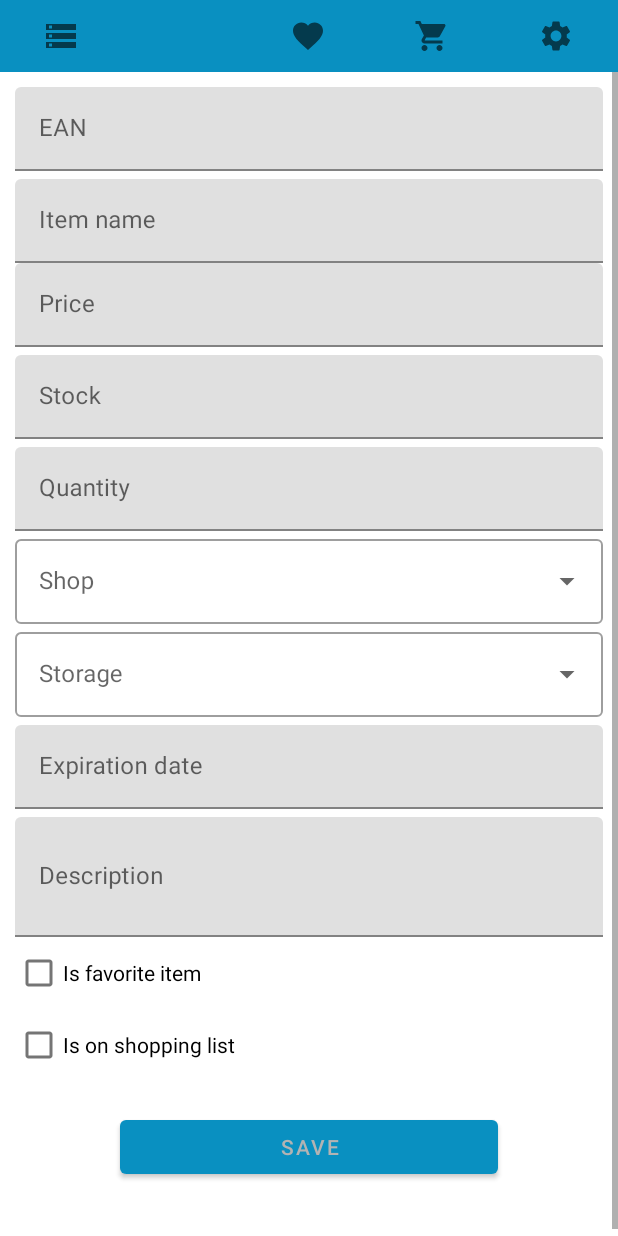
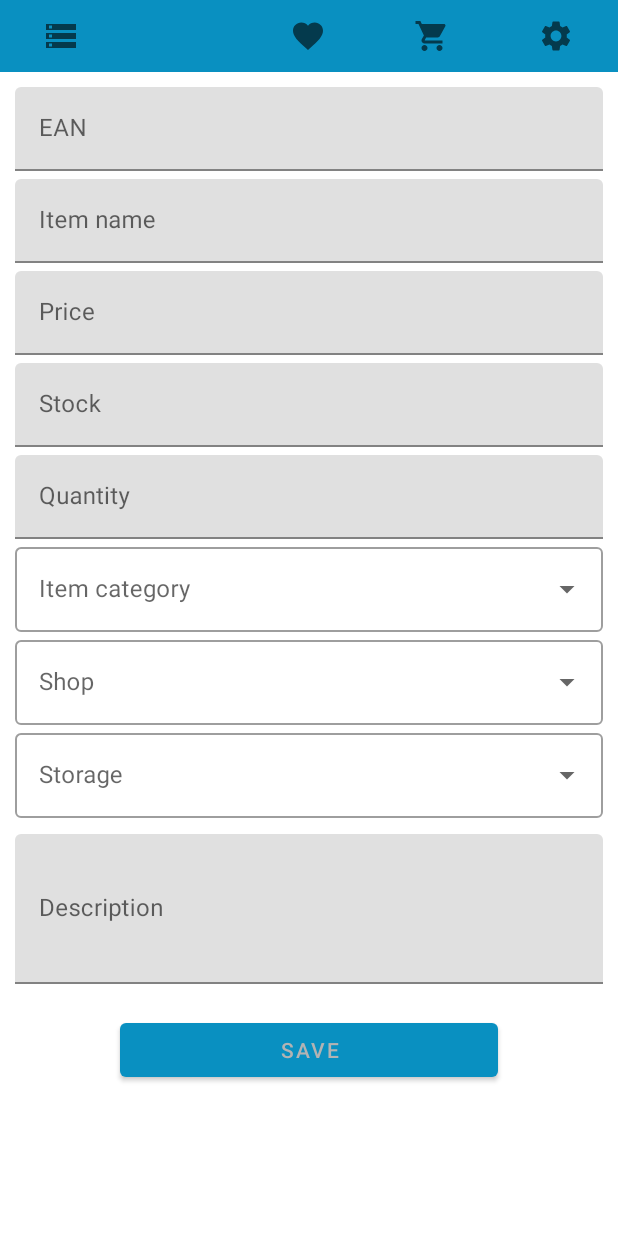
Before and after one commit to GrujicBard/ShoppingAssistant, an Android app: the screen it shows after launch (MainActivity), tab 2 chosen, on a phone screen of 412 x 824 dp. Run offline under Robolectric (Android 15) with nearby library versions, the phone set to English and light mode, and no system bars; our stand-ins replace Room's generated code.

Commit message:
Changed ItemEntity.kt, updated InputFragment.kt, updated ItemDialogFragment.kt, updated recyclerview_item.xml

```diff
--- a/app/src/main/java/com/example/tzva_naloga_1/adapters/ItemListAdapter.kt
+++ b/app/src/main/java/com/example/tzva_naloga_1/adapters/ItemListAdapter.kt
@@ -38,8 +38,9 @@ class ItemListAdapter(val onItemClickListener : OnItemClickListener) :
 
     override fun onBindViewHolder(holder: ItemViewHolder, position: Int) {
         val item = getItem(position)
+        val item_name = item.name+", "+item.quantity
         holder.apply{
-            rv_tv_name.text = item.name
+            rv_tv_name.text = item_name
             rv_tv_stock.text = itemView.resources.getString(R.string.rv_stock, item.stock.toString())
         }
     }
--- a/app/src/main/java/com/example/tzva_naloga_1/database/ItemRoomDatabase.kt
+++ b/app/src/main/java/com/example/tzva_naloga_1/database/ItemRoomDatabase.kt
@@ -10,7 +10,7 @@ import com.example.tzva_naloga_1.database.entities.ItemEntity
 import kotlinx.coroutines.CoroutineScope
 import kotlinx.coroutines.launch
 
-@Database(entities = [ItemEntity::class], version = 7, exportSchema = false)
+@Database(entities = [ItemEntity::class], version = 10, exportSchema = false)
 public abstract class ItemRoomDatabase: RoomDatabase() {
 
     abstract fun itemDao(): ItemDao;
--- a/app/src/main/java/com/example/tzva_naloga_1/database/entities/ItemEntity.kt
+++ b/app/src/main/java/com/example/tzva_naloga_1/database/entities/ItemEntity.kt
@@ -1,5 +1,6 @@
 package com.example.tzva_naloga_1.database.entities
 
+import androidx.room.ColumnInfo
 import androidx.room.Entity
 import androidx.room.PrimaryKey
 import java.time.LocalDateTime
@@ -17,11 +18,10 @@ data class ItemEntity(
     var stock: Int,
     val shop: String,
     val storage: String,
-    val expirationDate: String,
+    val category: String,
     var IsFavoriteItem: Boolean,
     var IsOnShoppingList: Boolean,
-    val description: String,
-    val dateOfStorage: String? = LocalDateTime.now().toString(),
+    val description: String
 )
 
 enum class Storage{
@@ -39,9 +39,25 @@ enum class Shop{
     MERCATOR,
     SPAR,
     LIDL,
+    TUŠ,
     HOFER;
 
     override fun toString(): String {
         return name.lowercase().replaceFirstChar { it.uppercase() }
     }
 }
+
+enum class ItemCategory{
+    MILK_EGGS_AND_DAIRY_PRODUCTS,
+    MEAT_AND_MEAT_PRODUCTS,
+    BREAD_AND_PASTRIES,
+    FROZEN_FOOD,
+    SOFT_DRINKS,
+    ALCOHOL,
+    STEWS_SOUPS_RICE_AND_SAUCES,
+    CLEANING_PRODUCTS;
+
+    override fun toString(): String {
+        return name.lowercase().replaceFirstChar { it.uppercase() }.replace("_"," ")
+    }
+}
--- a/app/src/main/java/com/example/tzva_naloga_1/ui/dialog_fragments/ItemDialogFragment.kt
+++ b/app/src/main/java/com/example/tzva_naloga_1/ui/dialog_fragments/ItemDialogFragment.kt
@@ -48,7 +48,7 @@ class ItemDialogFragment(var item: ItemEntity) : DialogFragment() {
         tv_name_dg.text = item.name
         tv_ean_dg.text = item.EAN
         tv_shop_dg.text = item.shop
-        tv_quantity_dg.text = resources.getString(R.string.dg_quantity, item.quantity)
+        tv_quantity_dg.text = item.quantity
         tv_price_dg.text = resources.getString(R.string.currency, item.price);
         tv_stock_dg.text = item.stock.toString()
         tv_description_dg.text = item.description
--- a/app/src/main/java/com/example/tzva_naloga_1/ui/fragments/InputFragment.kt
+++ b/app/src/main/java/com/example/tzva_naloga_1/ui/fragments/InputFragment.kt
@@ -14,6 +14,7 @@ import com.example.tzva_naloga_1.R
 import com.example.tzva_naloga_1.database.ItemViewModel
 import com.example.tzva_naloga_1.database.ItemViewModelFactory
 import com.example.tzva_naloga_1.database.ItemsApplication
+import com.example.tzva_naloga_1.database.entities.ItemCategory
 import com.example.tzva_naloga_1.database.entities.ItemEntity
 import com.example.tzva_naloga_1.database.entities.Shop
 import com.example.tzva_naloga_1.database.entities.Storage
@@ -41,14 +42,14 @@ class InputFragment : Fragment() {
         val et_EAN: EditText = view.findViewById(R.id.et_EAN)
         val et_item_name: EditText = view.findViewById(R.id.et_item_name)
         val et_description: EditText = view.findViewById(R.id.et_description)
-        val et_expirationDate: EditText = view.findViewById(R.id.et_expirationDate)
         val et_price: EditText = view.findViewById(R.id.et_price)
         val et_stock: EditText = view.findViewById(R.id.et_stock)
         val et_quantity: EditText = view.findViewById(R.id.et_quantity)
-        val cb_isFavoriteItem: CheckBox = view.findViewById(R.id.cb_isFavoriteItem)
-        val cb_isOnShoppingList: CheckBox = view.findViewById(R.id.cb_isOnShoppingList)
+        //val cb_isFavoriteItem: CheckBox = view.findViewById(R.id.cb_isFavoriteItem)
+        //val cb_isOnShoppingList: CheckBox = view.findViewById(R.id.cb_isOnShoppingList)
         val dd_storage: AutoCompleteTextView = view.findViewById(R.id.dd_storage)
         val dd_shop: AutoCompleteTextView = view.findViewById(R.id.dd_shop)
+        val dd_cat: AutoCompleteTextView = view.findViewById(R.id.dd_cat)
 
 
         val success: String = getString(R.string.successfulCreation)
@@ -57,10 +58,12 @@ class InputFragment : Fragment() {
         val btn_save : Button = view.findViewById(R.id.btn_save)
         val imm = requireActivity().getSystemService(Context.INPUT_METHOD_SERVICE) as InputMethodManager
 
+        dd_cat.setAdapter(ArrayAdapter(requireContext(), R.layout.dropdown_item, ItemCategory.values()))
         dd_storage.setAdapter(ArrayAdapter(requireContext(), R.layout.dropdown_item, Storage.values()))
         dd_shop.setAdapter(ArrayAdapter(requireContext(), R.layout.dropdown_item, Shop.values()))
 
-        builder.setTitleText(resources.getString(R.string.calendar))
+        //Working datepicker
+/*        builder.setTitleText(resources.getString(R.string.calendar))
         et_expirationDate.setOnClickListener{
             picker.show(parentFragmentManager, picker.toString())
             imm.hideSoftInputFromWindow(et_expirationDate.windowToken, 0)
@@ -79,10 +82,9 @@ class InputFragment : Fragment() {
         picker.addOnPositiveButtonClickListener {
             et_expirationDate.setText(picker.headerText)
             cb_isFavoriteItem.requestFocus()
-        }
+        }*/
 
         btn_save.setOnClickListener{
-            //val dialog = ItemDialogFragment()
             val item = ItemEntity(
                 0,
                 et_EAN.text.toString(),
@@ -92,10 +94,10 @@ class InputFragment : Fragment() {
                 et_stock.text.toString().toInt(),
                 dd_shop.text.toString(),
                 dd_storage.text.toString(),
-                et_expirationDate.text.toString(),
-                cb_isFavoriteItem.isChecked.toString().toBoolean(),
-                cb_isOnShoppingList.isChecked.toString().toBoolean(),
-                et_description.text.toString()
+                dd_cat.text.toString(),
+                IsFavoriteItem = false,
+                IsOnShoppingList = false,
+                description = et_description.text.toString()
             )
 
             if (et_EAN.text != null &&
@@ -109,7 +111,6 @@ class InputFragment : Fragment() {
                 toast.setGravity(Gravity.BOTTOM,0, 300);
                 toast.show()
             }
-            //dialog.show(parentFragmentManager, "summaryDialog")
         }
         return view;
     }
--- a/app/src/main/res/layout/fragment_input.xml
+++ b/app/src/main/res/layout/fragment_input.xml
@@ -54,7 +54,8 @@
         <com.google.android.material.textfield.TextInputLayout
             android:id="@+id/il_price"
             android:layout_width="match_parent"
-            android:layout_height="match_parent">
+            android:layout_height="match_parent"
+            android:layout_marginTop="5dp">
 
             <EditText
                 android:id="@+id/et_price"
@@ -105,6 +106,20 @@
             style="@style/Widget.MaterialComponents.TextInputLayout.OutlinedBox.ExposedDropdownMenu"
             android:layout_width="match_parent"
             android:layout_height="wrap_content"
+            android:hint="@string/category">
+
+            <AutoCompleteTextView
+                android:id="@+id/dd_cat"
+                android:layout_width="match_parent"
+                android:layout_height="match_parent"
+                android:layout_weight="1"
+                android:inputType="none" />
+        </com.google.android.material.textfield.TextInputLayout>
+
+        <com.google.android.material.textfield.TextInputLayout
+            style="@style/Widget.MaterialComponents.TextInputLayout.OutlinedBox.ExposedDropdownMenu"
+            android:layout_width="match_parent"
+            android:layout_height="wrap_content"
             android:hint="@string/shop">
 
             <AutoCompleteTextView
@@ -133,18 +148,7 @@
             android:id="@+id/li_expirationDate"
             android:layout_width="match_parent"
             android:layout_height="match_parent"
-            android:layout_marginTop="5dp">
-
-            <EditText
-                android:id="@+id/et_expirationDate"
-                android:layout_width="match_parent"
-                android:layout_height="wrap_content"
-                android:autofillHints=""
-                android:hint="@string/expirationDate"
-                android:inputType="date|datetime|text"
-                android:singleLine="true"
-                tools:ignore="SpeakableTextPresentCheck" />
-        </com.google.android.material.textfield.TextInputLayout>
+            android:layout_marginTop="5dp"/>
 
         <com.google.android.material.textfield.TextInputLayout
             android:id="@+id/li_description"
@@ -155,25 +159,13 @@
             <EditText
                 android:id="@+id/et_description"
                 android:layout_width="match_parent"
-                android:layout_height="80dp"
+                android:layout_height="100dp"
                 android:autofillHints=""
                 android:hint="@string/description"
                 android:inputType="text|textMultiLine"
                 tools:ignore="SpeakableTextPresentCheck" />
 
         </com.google.android.material.textfield.TextInputLayout>
-
-        <CheckBox
-            android:id="@+id/cb_isFavoriteItem"
-            android:layout_width="match_parent"
-            android:layout_height="wrap_content"
-            android:text="@string/IsFavoriteItem" />
-
-        <CheckBox
-            android:id="@+id/cb_isOnShoppingList"
-            android:layout_width="match_parent"
-            android:layout_height="wrap_content"
-            android:text="@string/IsOnShoppingList" />
 
         <Button
             android:id="@+id/btn_save"
--- a/app/src/main/res/values/strings.xml
+++ b/app/src/main/res/values/strings.xml
@@ -17,17 +17,15 @@
     <string name="stock">Stock</string>
     <string name="price">Price</string>
     <string name="quantity">Quantity</string>
-    <string name="IsFavoriteItem">Is favorite item</string>
-    <string name="IsOnShoppingList">Is on shopping list</string>
     <string name="storage">Storage</string>
     <string name="shop">Shop</string>
     <string name="description">Description</string>
+    <string name="category">Item category</string>
 
     <!-- Item Recyclerview -->
     <string name="rv_stock" translatable="false">x%s</string>
 
     <!-- Item Dialog Fragment -->
-    <string name="dg_quantity">Quantity: %s</string>
     <string name="currency">%.2f€</string>
     <string name="dg_stock">Stock:</string>
     <string name="dg_description"><u>Description:</u></string>
--- a/app/src/main/res/values/style.xml
+++ b/app/src/main/res/values/style.xml
@@ -9,7 +9,7 @@
     <style name="rv_item_tv">
         <item name="android:layout_width">wrap_content</item>
         <item name="android:layout_height">match_parent</item>
-        <item name="android:textSize">20sp</item>
+        <item name="android:textSize">16sp</item>
         <item name="android:textColor">@color/black</item>
     </style>
     <style name="dg_item">
```
Also changed, not shown: app/src/main/res/layout/dialog_item_info.xml (+8 -8 lines), app/src/main/res/layout/recyclerview_item.xml (+3 -5 lines), 1 other file.
